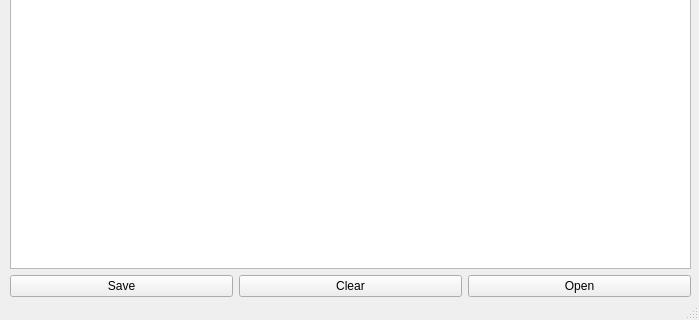
The window that S20-21_CPP/QT_TextEditor2/mainwindow.ui (PhilRoli/School20-21) describes before a commit, drawn with Qt 5; both pictures show x 0 to 699 and y 273 to 593 of the 699 by 593 pixel window.
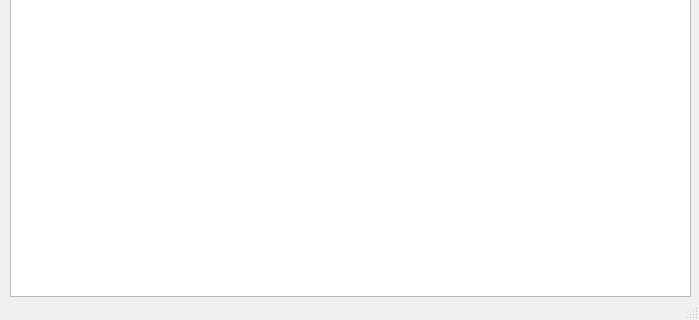
The same window after the commit.

Diff of the .ui file:
```diff
--- a/S20-21_CPP/QT_TextEditor2/mainwindow.ui
+++ b/S20-21_CPP/QT_TextEditor2/mainwindow.ui
@@ -28,29 +28,7 @@
       <widget class="QPlainTextEdit" name="plainTextEdit"/>
      </item>
      <item>
-      <layout class="QHBoxLayout" name="horizontalLayout">
-       <item>
-        <widget class="QPushButton" name="buttonSave">
-         <property name="text">
-          <string>Save</string>
-         </property>
-        </widget>
-       </item>
-       <item>
-        <widget class="QPushButton" name="buttonClear">
-         <property name="text">
-          <string>Clear</string>
-         </property>
-        </widget>
-       </item>
-       <item>
-        <widget class="QPushButton" name="buttonOpen">
-         <property name="text">
-          <string>Open</string>
-         </property>
-        </widget>
-       </item>
-      </layout>
+      <layout class="QHBoxLayout" name="horizontalLayout"/>
      </item>
     </layout>
    </widget>
```
Left out of the diff: 12 changed lines with no effect on the pictures.
